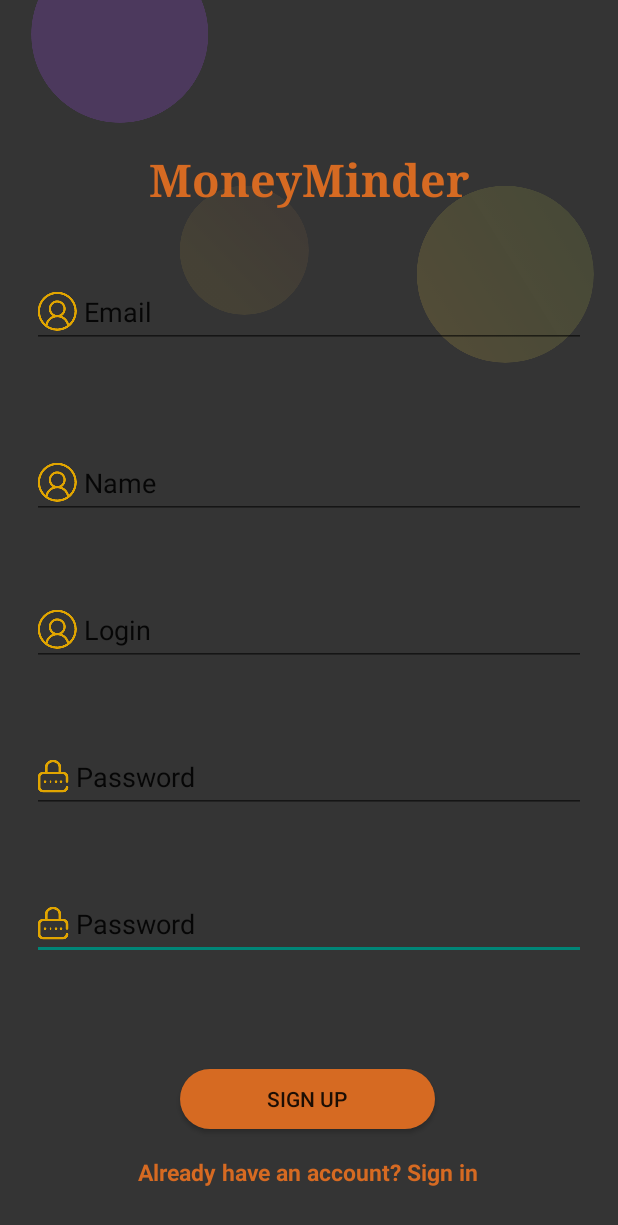
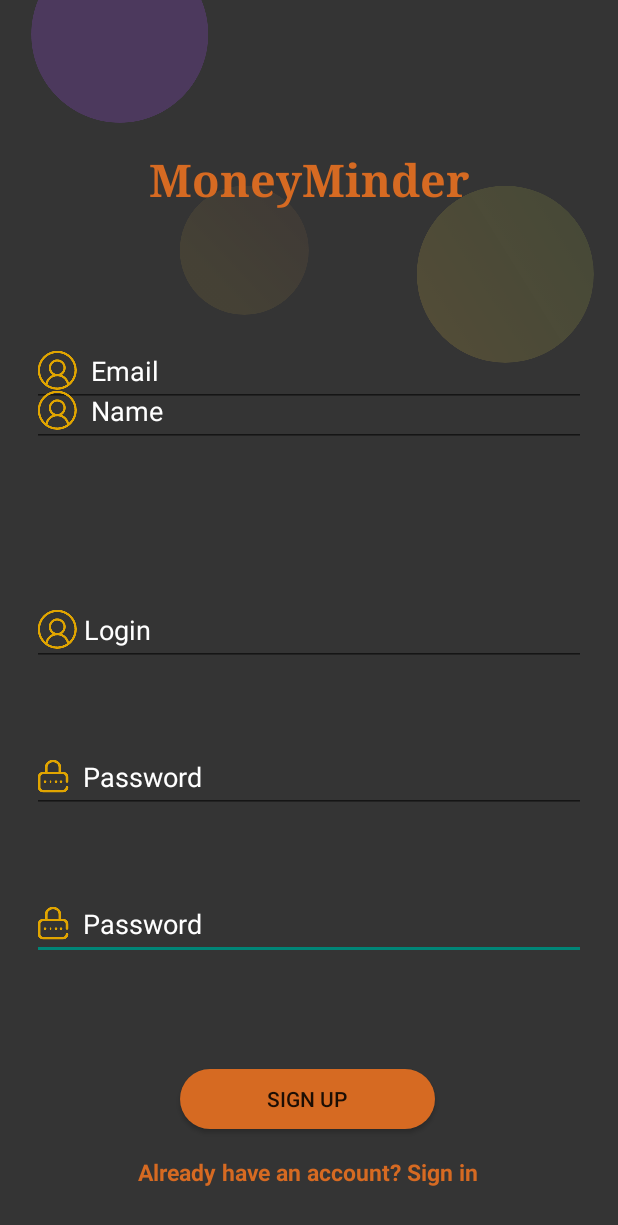
Before and after one commit to holerrrr/MoneyMinder, an Android app: the layout activity_signup.xml on its own in the app's theme, with its tools: preview values and no code run, on a phone screen of 412 x 824 dp. Shown: the top 1225 px of the screen. Run offline under Robolectric (Android 15) with nearby library versions, the phone set to English and light mode, and no system bars.

Commit message:
login + reg w/ new design

```diff
--- a/app/src/main/java/com/example/moneyminder/MainActivity.kt
+++ b/app/src/main/java/com/example/moneyminder/MainActivity.kt
@@ -1,11 +1,12 @@
 package com.example.moneyminder
 
+import android.content.Intent
 import android.os.Bundle
+import android.widget.Button
 import androidx.activity.enableEdgeToEdge
 import androidx.appcompat.app.AppCompatActivity
 import androidx.core.view.ViewCompat
 import androidx.core.view.WindowInsetsCompat
-
 class MainActivity : AppCompatActivity() {
     override fun onCreate(savedInstanceState: Bundle?) {
         super.onCreate(savedInstanceState)
--- a/app/src/main/res/layout/activity_signup.xml
+++ b/app/src/main/res/layout/activity_signup.xml
@@ -21,13 +21,14 @@
     <EditText
         android:id="@+id/TextPassword2"
         android:layout_width="369dp"
+        android:textColor="#ffffff"
         android:layout_height="48dp"
         android:layout_marginBottom="50dp"
         android:drawableStart="@drawable/password"
         android:ems="10"
         android:hint="Password"
         android:inputType="text"
-        android:text=" Password"
+        android:text="  Password"
         android:textColorHint="#ffffff"
         app:layout_constraintBottom_toTopOf="@+id/button_log"
         app:layout_constraintEnd_toEndOf="parent"
@@ -37,17 +38,18 @@
 
     <EditText
         android:id="@+id/TextEmail"
+        android:textColor="#ffffff"
         android:layout_width="369dp"
         android:layout_height="48dp"
         android:layout_marginTop="44dp"
-        android:layout_marginBottom="50dp"
+        android:layout_marginBottom="85dp"
         android:drawableStart="@drawable/name"
         android:ems="10"
         android:hint="Email"
         android:inputType="text"
-        android:text=" Email"
+        android:text="  Email"
         android:textColorHint="#ffffff"
-        app:layout_constraintBottom_toTopOf="@+id/TextPassword"
+        app:layout_constraintBottom_toTopOf="@+id/TextLogin"
         app:layout_constraintEnd_toEndOf="parent"
         app:layout_constraintStart_toStartOf="parent"
         app:layout_constraintTop_toBottomOf="@+id/textView4" />
@@ -61,6 +63,7 @@
         android:drawableStart="@drawable/name"
         android:ems="10"
         android:hint="login"
+        android:textColor="#ffffff"
         android:inputType="text"
         android:text=" Login"
         android:textColorHint="#ffffff"
@@ -72,25 +75,27 @@
 
     <EditText
         android:id="@+id/TextName"
+        android:textColor="#ffffff"
         android:layout_width="369dp"
         android:layout_height="48dp"
-        android:layout_marginTop="100dp"
+        android:layout_marginTop="110dp"
         android:layout_marginBottom="50dp"
         android:drawableStart="@drawable/name"
         android:ems="10"
         android:hint="Name"
         android:inputType="text"
-        android:text=" Name"
+        android:text="  Name"
         android:textColorHint="#ffffff"
         app:layout_constraintBottom_toTopOf="@+id/TextLogin"
         app:layout_constraintEnd_toEndOf="parent"
         app:layout_constraintStart_toStartOf="parent"
         app:layout_constraintTop_toBottomOf="@+id/textView4"
-        app:layout_constraintVertical_bias="1.0" />
+        app:layout_constraintVertical_bias="0.0" />
 
     <EditText
         android:id="@+id/TextPassword1"
         android:layout_width="369dp"
+        android:textColor="#ffffff"
         android:layout_height="48dp"
         android:layout_marginTop="256dp"
         android:layout_marginBottom="50dp"
@@ -98,7 +103,7 @@
         android:ems="10"
         android:hint="Password"
         android:inputType="text"
-        android:text=" Password"
+        android:text="  Password"
         android:textColorHint="#ffffff"
         app:layout_constraintBottom_toTopOf="@+id/TextPassword2"
         app:layout_constraintEnd_toEndOf="parent"
```
Also changed, not shown: app/src/main/res/layout/activity_login.xml (+8 -4 lines).
